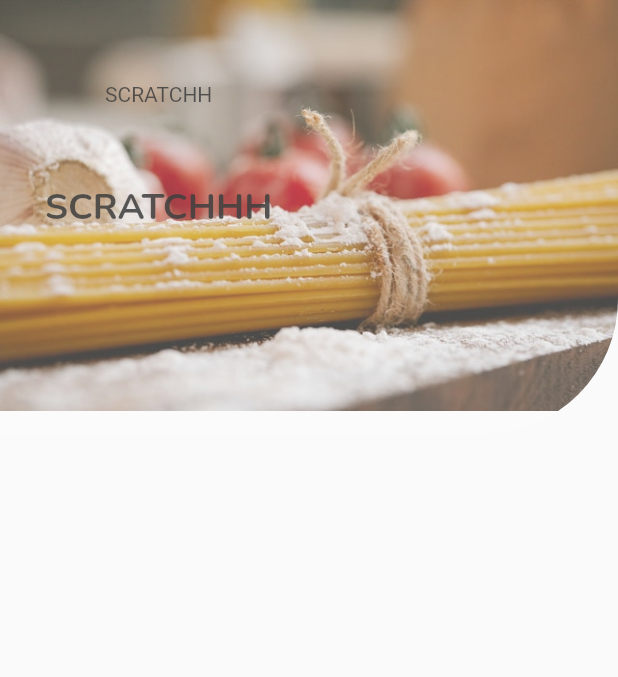
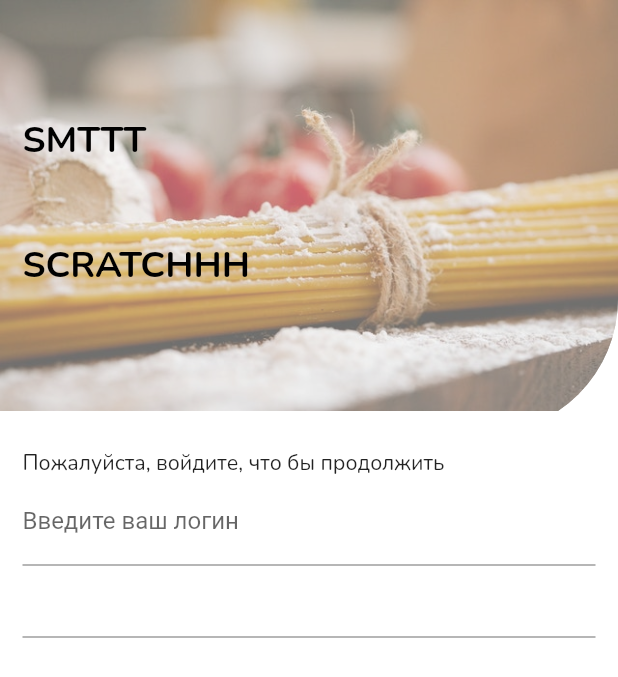
Before and after one commit to bulletBane/reciepes_app, a Flutter app: the screen it shows after launch, on a phone screen of 412 x 824 dp. Shown: the top 677 px of the screen. Run offline on Flutter 3.47's test engine with Material 2 defaults, Android fonts, the phone set to English and light mode, and no system bars; our stand-ins replace adaptive_theme, flutter_screenutil, google_fonts.

Commit message:
feat: light and dark mode

```diff
--- a/lib/main.dart
+++ b/lib/main.dart
@@ -1,25 +1,39 @@
+import 'package:adaptive_theme/adaptive_theme.dart';
 import 'package:flutter/material.dart';
 import 'package:flutter_screenutil/flutter_screenutil.dart';
 import 'package:recipes_app/presentation/auth/login_page.dart';
+import 'package:recipes_app/presentation/shared/theme_data.dart';
 
-void main() {
-  runApp(MyApp());
+void main() async {
+  WidgetsFlutterBinding.ensureInitialized();
+
+  AdaptiveThemeMode savedThemeMode = await AdaptiveTheme.getThemeMode();
+  runApp(MyApp(
+    savedThemeMode: savedThemeMode,
+  ));
 }
 
 class MyApp extends StatelessWidget {
   // This widget is the root of your application.
+  final AdaptiveThemeMode savedThemeMode;
+
+  const MyApp({Key key, this.savedThemeMode}) : super(key: key);
   @override
   Widget build(BuildContext context) {
     return ScreenUtilInit(
       designSize: Size(375, 812),
       allowFontScaling: false,
-      builder: () => MaterialApp(
-          debugShowCheckedModeBanner: false,
-          title: 'Flutter Demo',
-          theme: ThemeData(
-            primarySwatch: Colors.blue,
-          ),
-          home: LoginPage()),
+      builder: () => AdaptiveTheme(
+        light: lightMode,
+        dark: darkMode,
+        initial: savedThemeMode ?? AdaptiveThemeMode.light,
+        builder: (lightMode, darkMode) => MaterialApp(
+            debugShowCheckedModeBanner: false,
+            // title: 'Recipes App',
+            theme: lightMode,
+            darkTheme: darkMode,
+            home: LoginPage()),
+      ),
     );
   }
 }
--- a/lib/presentation/auth/login_page.dart
+++ b/lib/presentation/auth/login_page.dart
@@ -8,7 +8,15 @@ class LoginPage extends StatefulWidget {
 }
 
 class _LoginPageState extends State<LoginPage> {
-  Widget _header() => Stack(
+  final _formKey = GlobalKey<FormState>();
+  static const double _paddingHorizontal = 15;
+  Widget _header() => Container(
+        height: 285.h,
+        width: 1.sw,
+        child: ClipRRect(
+          borderRadius:
+              const BorderRadius.only(bottomRight: Radius.circular(90)),
+          child: Stack(
             children: [
               Stack(
                 children: [
@@ -16,51 +24,75 @@ class _LoginPageState extends State<LoginPage> {
                     'assets/login_header.jpg',
                     fit: BoxFit.cover,
                   ),
+                  Container(
+                    color: Colors.white.withOpacity(0.4),
+                  )
+                ],
+              ),
               Padding(
-                padding: const EdgeInsets.only(left: 30),
+                padding: const EdgeInsets.only(left: _paddingHorizontal),
                 child: Column(
                   mainAxisAlignment: MainAxisAlignment.spaceAround,
+                  crossAxisAlignment: CrossAxisAlignment.start,
                   children: [
                     Column(
+                      crossAxisAlignment: CrossAxisAlignment.start,
                       children: [
                         const SizedBox(
                           height: 10,
                         ),
-                        const Text('SCRATCHH'),
+                        Txt.h1Bold('SMTTT', color: Colors.black),
                         const SizedBox(
                           height: 50,
                         ),
-                        Txt.h1Bold('SCRATCHHH'),
+                        Txt.h1Bold('SCRATCHHH', color: Colors.black),
+                        const SizedBox(
+                          height: 30,
+                        ),
                       ],
-                    ),
-                    const SizedBox(
-                      height: 1,
                     ),
                   ],
                 ),
               )
             ],
           ),
-          Container(
-            color: Colors.white.withOpacity(0.25),
-          )
+        ),
+      );
+
+  Widget _loginToContinue() => Padding(
+        padding: const EdgeInsets.only(left: _paddingHorizontal),
+        child: Txt.h4('Пожалуйста, войдите, что бы продолжить'),
+      );
+  Widget _verticalBox() => const SizedBox(
+        height: 10,
+      );
+  Form _loginForm() {
+    String loginText = 'Введите ваш логин';
+    return Form(
+      key: _formKey,
+      child: Padding(
+        padding: const EdgeInsets.symmetric(horizontal: _paddingHorizontal),
+        child: Column(
+          children: [
+            TextFormField(
+              decoration: InputDecoration(
+                hintText: loginText,
+                labelText: loginText,
+              ),
+            ),
+            TextFormField()
           ],
+        ),
+      ),
     );
+  }
 
   @override
   Widget build(BuildContext context) {
     return Scaffold(
       body: Column(
-        children: [
-          Container(
-            height: 285.h,
-            width: 1.sw,
-            child: ClipRRect(
-                borderRadius:
-                    const BorderRadius.only(bottomRight: Radius.circular(90)),
-                child: _header()),
-          )
-        ],
+        crossAxisAlignment: CrossAxisAlignment.start,
+        children: [_header(), _verticalBox(), _loginToContinue(), _loginForm()],
       ),
     );
   }
--- /dev/null
+++ b/lib/presentation/shared/theme_data.dart
@@ -0,0 +1,20 @@
+import 'package:flutter/material.dart';
+
+ThemeData lightMode = ThemeData(
+    accentColor: Clrs.greenLighMode,
+    primaryColor: Clrs.grayLightMode,
+    dividerColor: Clrs.lightGrayLightMode,
+    focusColor: Clrs.greenLighMode,
+    scaffoldBackgroundColor: Colors.white);
+ThemeData darkMode = ThemeData(
+    accentColor: Clrs.greenLighMode,
+    primaryColor: Clrs.grayLightMode,
+    dividerColor: Clrs.lightGrayLightMode,
+    focusColor: Clrs.greenLighMode,
+    scaffoldBackgroundColor: Colors.white);
+
+class Clrs {
+  static const grayLightMode = Color(0xFFB606060);
+  static const lightGrayLightMode = Color(0xFFBA8A8A8);
+  static const greenLighMode = Color(0xFFB30BE76);
+}
--- a/pubspec.yaml
+++ b/pubspec.yaml
@@ -30,6 +30,7 @@ dependencies:
   cupertino_icons: ^1.0.2
   flutter_screenutil: ^4.0.3+3
   google_fonts: ^1.1.2
+  adaptive_theme: ^1.1.0
 
 dev_dependencies:
   flutter_test:
```
Also changed, not shown: lib/presentation/shared/text_widgets.dart (+116 -11 lines), pubspec.lock. Lines whose indentation alone changed are shown as unchanged.
